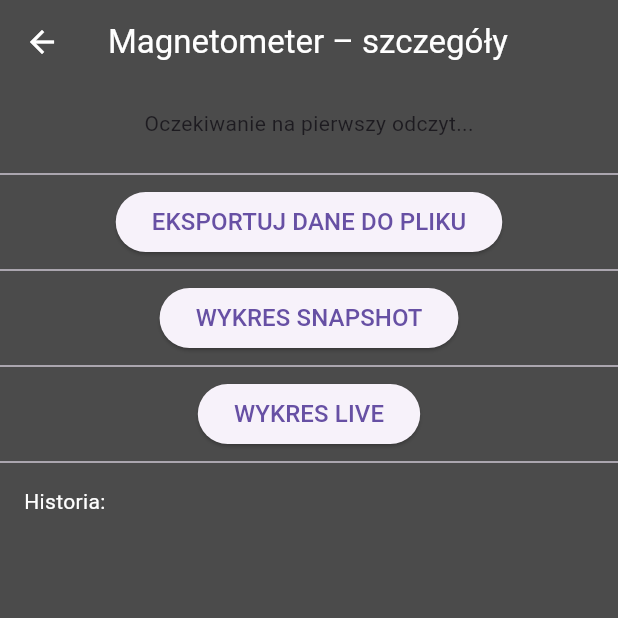
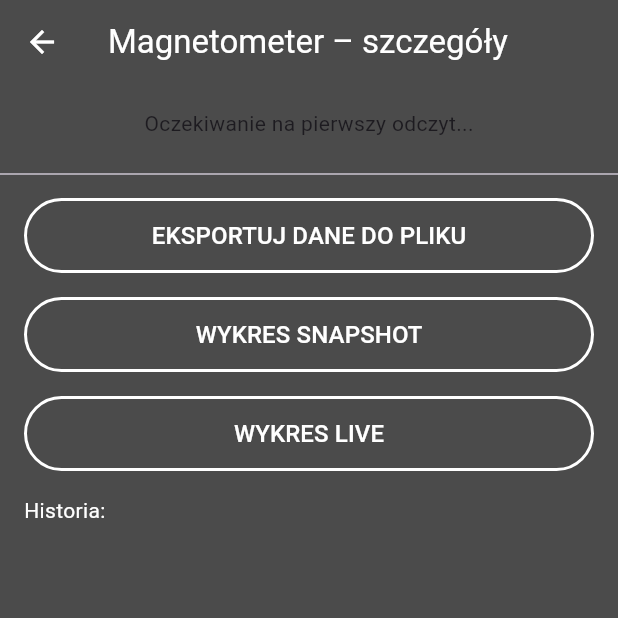
Before and after one commit to DAXPL/FlutterLectures, a Flutter app: the MagnetometerDetailScreen screen opened directly, on a phone screen of 412 x 824 dp, the top half of it. Run offline on Flutter 3.47's test engine with Material 3 defaults, Android fonts, the phone set to English and light mode, and no system bars; our stand-ins replace battery_plus, permission_handler, sensors_plus; missing offline and left inert: chart_sparkline.

Commit message:
Navigation button

```diff
--- a/sensors/lib/tiles/magnetometer_detail_screen.dart
+++ b/sensors/lib/tiles/magnetometer_detail_screen.dart
@@ -1,5 +1,6 @@
 import 'dart:async';
 import 'package:flutter/material.dart';
+import 'package:sensors/tiles/navButton.dart';
 import 'package:sensors_plus/sensors_plus.dart';
 import '../constants.dart';
 import '../charts/chart_screen.dart';
@@ -86,23 +87,10 @@ class _MagnetometerDetailScreenState extends State<MagnetometerDetailScreen> {
                   ),
           ),
           const Divider(),
-          Padding(
-            padding: const EdgeInsets.symmetric(horizontal: 16),
-            child: ElevatedButton(
-              onPressed: () async {
+          NavButton(label: "EKSPORTUJ DANE DO PLIKU", action: () async {
                 await exportToFile("magnetometer.txt", "MAGNETOMETER LOG", _log, context);
-              },
-              child: const Text(
-                "EKSPORTUJ DANE DO PLIKU",
-                style: TextStyle(fontSize: 16),
-              ),
-            ),
-          ),
-          const Divider(),
-          Padding(
-            padding: const EdgeInsets.symmetric(horizontal: 16),
-            child: ElevatedButton(
-              onPressed: () async {
+              }),
+          NavButton(label: "WYKRES SNAPSHOT", action: () async {
                 Navigator.push(
                   context,
                   MaterialPageRoute(
@@ -111,18 +99,8 @@ class _MagnetometerDetailScreenState extends State<MagnetometerDetailScreen> {
                       title: "Magnetometer snapshot",),
                   ),
                 );
-              },
-              child: const Text(
-                "WYKRES SNAPSHOT",
-                style: TextStyle(fontSize: 16),
-              ),
-            ),
-          ),
-          const Divider(),
-          Padding(
-            padding: const EdgeInsets.symmetric(horizontal: 16),
-            child: ElevatedButton(
-              onPressed: () async {
+              }),
+          NavButton(label: "WYKRES LIVE", action: () async {
                 Navigator.push(
                   context,
                   MaterialPageRoute(
@@ -131,14 +109,7 @@ class _MagnetometerDetailScreenState extends State<MagnetometerDetailScreen> {
                       title: "Magnetometer chart",),
                   ),
                 );
-              },
-              child: const Text(
-                "WYKRES LIVE",
-                style: TextStyle(fontSize: 16),
-              ),
-            ),
-          ),
-          const Divider(),
+              }),
           const Padding(
             padding: EdgeInsets.symmetric(horizontal: 16, vertical: 8),
             child: Align(
--- a/sensors/lib/tiles/navButton.dart
+++ b/sensors/lib/tiles/navButton.dart
@@ -3,10 +3,10 @@ import '../constants.dart';
 
 class NavButton extends StatelessWidget {
   final String label;
-  final Widget Function() builder;
+  final Future<void> Function() action;
   const NavButton({
     required this.label,
-    required this.builder,
+    required this.action,
     super.key,
   });
 
@@ -25,15 +25,12 @@ class NavButton extends StatelessWidget {
                 side: const BorderSide(color: Colors.white, width: 2), // Używamy Twoich kolorów
                 foregroundColor: Colors.white,
               ),
-              onPressed: () => _navigate(context),
-              child: Text(label),
+              onPressed: () async => await action(),
+              child: Text(
+                label,
+                style: TextStyle(fontSize: 16),
+              ),
             )
     );
   }
-  void _navigate(BuildContext context) {
-    Navigator.push(
-      context,
-      MaterialPageRoute(builder: (context) => builder()),
-    );
-  }
 }
```
Also changed, not shown: sensors/lib/tiles/accelerometer_detail_screen.dart (+7 -36 lines), sensors/lib/tiles/gyroscope_detail_screen.dart (+7 -34 lines).
